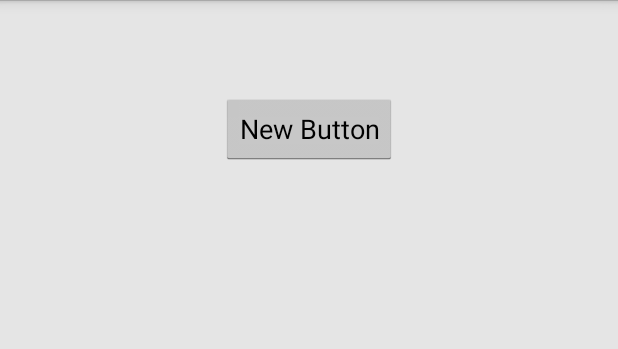
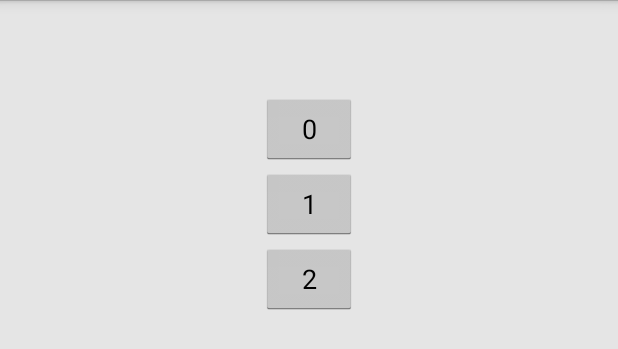
Before and after one commit to galaxyAbstractor/Suwako-Moriya-Hat, an Android app: the layout fragment_eyes.xml on its own in the app's theme, with its tools: preview values and no code run, on a phone screen of 412 x 824 dp. Shown: the top 349 px of the screen. Run offline under Robolectric (Android 15) with nearby library versions, the phone set to English and light mode, and no system bars.

Commit message:
Can now control which eye to draw from Android app

```diff
--- a/SuwakoHat Android app/mobile/src/main/res/layout/fragment_eyes.xml
+++ b/SuwakoHat Android app/mobile/src/main/res/layout/fragment_eyes.xml
@@ -10,8 +10,22 @@
     <Button
         android:layout_width="wrap_content"
         android:layout_height="wrap_content"
-        android:text="New Button"
-        android:id="@+id/button"
+        android:text="0"
+        android:id="@+id/button1"
         android:layout_marginTop="46dp"
         android:layout_centerHorizontal="true" />
+    <Button
+        android:layout_width="wrap_content"
+        android:layout_height="wrap_content"
+        android:text="1"
+        android:id="@+id/button2"
+        android:layout_marginTop="96dp"
+        android:layout_centerHorizontal="true" />
+    <Button
+        android:layout_width="wrap_content"
+        android:layout_height="wrap_content"
+        android:text="2"
+        android:id="@+id/button3"
+        android:layout_marginTop="146dp"
+        android:layout_centerHorizontal="true" />
 </RelativeLayout>
```
Also changed, not shown: SuwakoHat Android app/mobile/src/main/java/net/pixomania/suwakohat/EyeFragment.java (+23 -6 lines), SuwakoHat Android app/gradle/wrapper/gradle-wrapper.properties, 3 other files.
